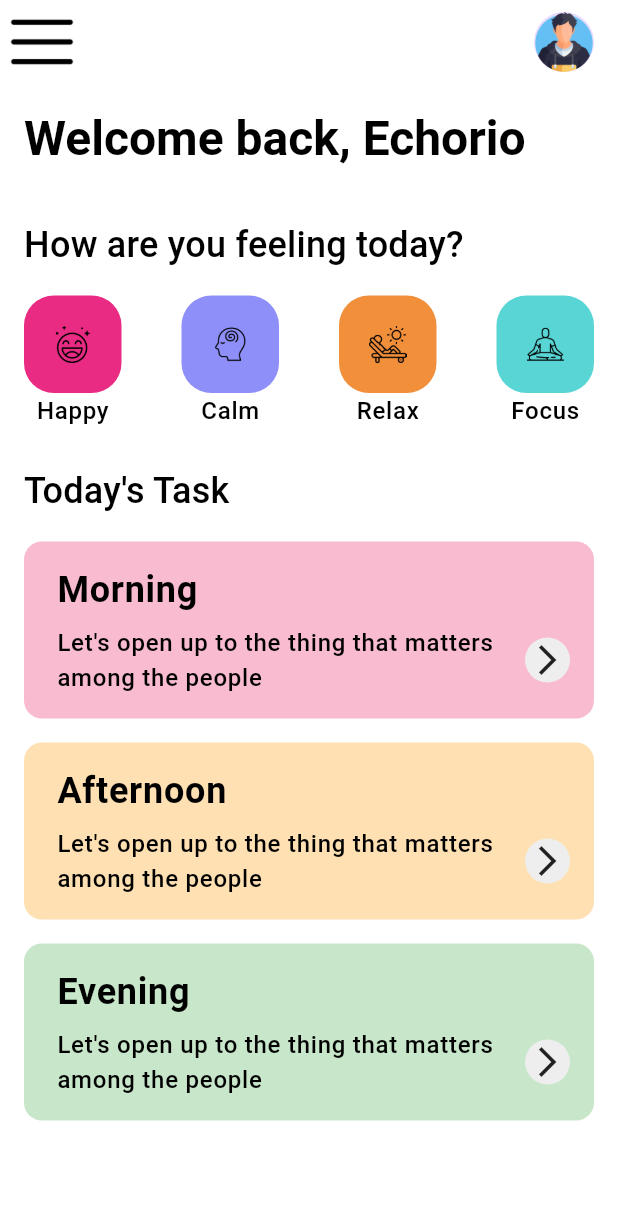
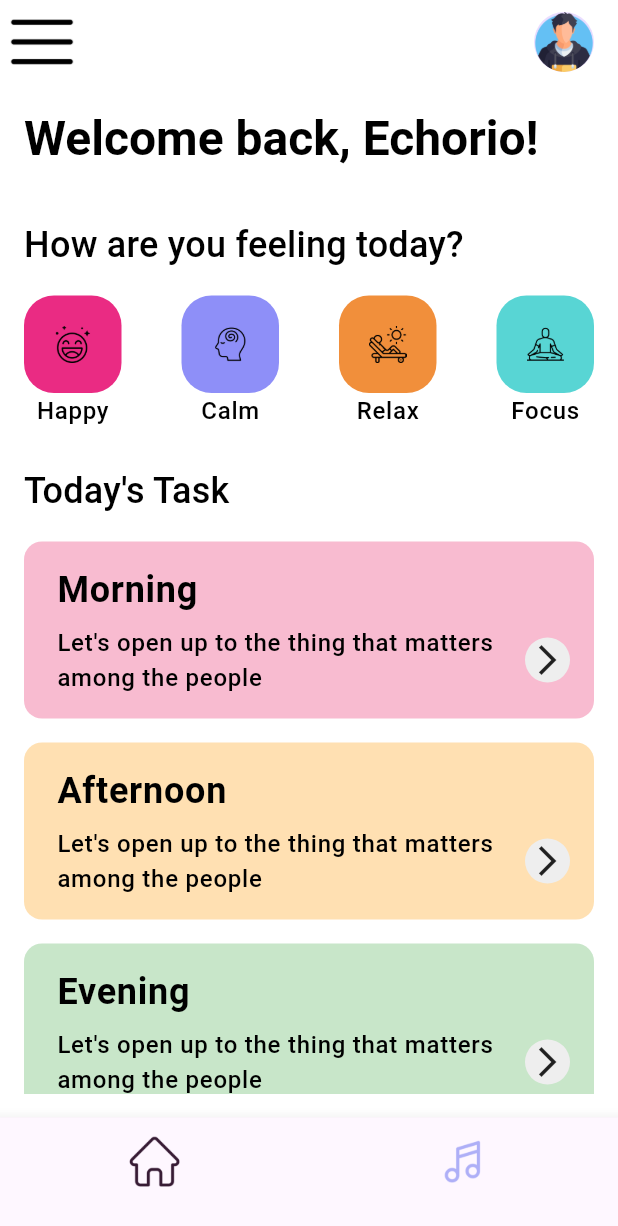
Before and after one commit to MinhNK251/Flutter-Mental-Health, a Flutter app: the screen it shows after launch, on a phone screen of 412 x 824 dp. Shown: the top 1226 px of the screen. Run offline on Flutter 3.47's test engine with Material 3 defaults, Android fonts, the phone set to English and light mode, and no system bars; our stand-ins replace flutter_bloc, google_fonts.

Commit message:
Add Test HomePage for Navigation Test

```diff
--- a/mental_health_app/lib/features/meditation/presentation/pages/meditation_screen.dart
+++ b/mental_health_app/lib/features/meditation/presentation/pages/meditation_screen.dart
@@ -28,7 +28,7 @@ class MeditationScreen extends StatelessWidget {
             crossAxisAlignment: CrossAxisAlignment.start,
             children: [
               Text(
-                'Welcome back, Echorio',
+                'Welcome back, Echorio!',
                 style: Theme.of(context).textTheme.titleLarge,
               ),
               SizedBox(height: 32,),
--- a/mental_health_app/lib/main.dart
+++ b/mental_health_app/lib/main.dart
@@ -1,6 +1,9 @@
 import 'package:flutter/material.dart';
+import 'package:flutter_bloc/flutter_bloc.dart';
 import 'package:mental_health_app/core/theme.dart';
 import 'package:mental_health_app/features/meditation/presentation/pages/meditation_screen.dart';
+import 'package:mental_health_app/presentation/bottomNavBar/bloc/navigation_bloc.dart';
+import 'package:mental_health_app/presentation/homePage/home_page.dart';
 import 'package:mental_health_app/presentation/onboarding/onboarding.dart';
 
 
@@ -14,11 +17,16 @@ class MyApp extends StatelessWidget {
   // This widget is the root of your application.
   @override
   Widget build(BuildContext context) {
-    return MaterialApp(
-      title: 'Flutter Mental Health',
-      theme: AppTheme.lightTheme,
-      debugShowCheckedModeBanner: false,
-      home: MeditationScreen(),
+    return MultiBlocProvider(
+      providers: [
+        BlocProvider(create: (_) => NavigationBloc()),
+      ],
+      child: MaterialApp(
+        title: 'Flutter Demo',
+        theme: AppTheme.lightTheme,
+        debugShowCheckedModeBanner: false,
+        home: HomePage(),
+      ),
     );
   }
 }
--- /dev/null
+++ b/mental_health_app/lib/presentation/homePage/home_page.dart
@@ -0,0 +1,82 @@
+import 'package:flutter/material.dart';
+import 'package:flutter_bloc/flutter_bloc.dart';
+import 'package:mental_health_app/features/meditation/presentation/pages/meditation_screen.dart';
+import 'package:mental_health_app/presentation/bottomNavBar/bloc/navigation_bloc.dart';
+import 'package:mental_health_app/presentation/bottomNavBar/bloc/navigation_state.dart';
+import 'package:mental_health_app/presentation/bottomNavBar/widgets/bottom_nav_bar.dart';
+
+class HomePage extends StatelessWidget {
+  HomePage({super.key});
+
+  final List<Widget> pages = [
+    MeditationScreen(),
+    Scaffold(
+      body: Center(
+          child: Text(
+            'Home 1',
+            style: TextStyle(color: Colors.red),
+          ),
+      ),
+    ),
+    Scaffold(
+      body: Center(
+        child: Text(
+          'Home 2',
+          style: TextStyle(color: Colors.green),
+        ),
+      ),
+    ),
+    // PlaylistScreen()
+  ];
+
+  BottomNavigationBarItem createBottomNavItem(
+      {required String assetName, required bool isActive, required BuildContext context}){
+    return BottomNavigationBarItem(
+        icon: Image.asset(
+          assetName,
+          height: 45,
+          color: isActive ? Theme.of(context).focusColor : Theme.of(context).primaryColor,),
+        label: ''
+    );
+  }
+
+  @override
+  Widget build(BuildContext context) {
+    return Scaffold(
+      body: BlocBuilder<NavigationBloc, NavigationState>(
+        builder: (context, state){
+          if(state is NavigationChanged){
+            return pages[state.index];
+          }
+          return pages[0];
+        },
+      ),
+      bottomNavigationBar: BlocBuilder<NavigationBloc, NavigationState>(
+        builder: (context, state) {
+          int currentIndex = 0;
+          if(state is NavigationChanged){
+            currentIndex = state.index;
+          }
+
+          final List<BottomNavigationBarItem> bottomNavItems = [
+            createBottomNavItem(
+                assetName: 'assets/home.png',
+                isActive: currentIndex == 0,
+                context: context
+            ),
+            createBottomNavItem(
+                assetName: 'assets/songs.png',
+                isActive: currentIndex == 1,
+                context: context
+            ),
+          ];
+
+          return BottomNavBar(
+            items: bottomNavItems,
+            currentIndex: currentIndex,
+          );
+        },
+      ),
+    );
+  }
+}
```
Also changed, not shown: mental_health_app/assets/home.png, mental_health_app/assets/songs.png.
